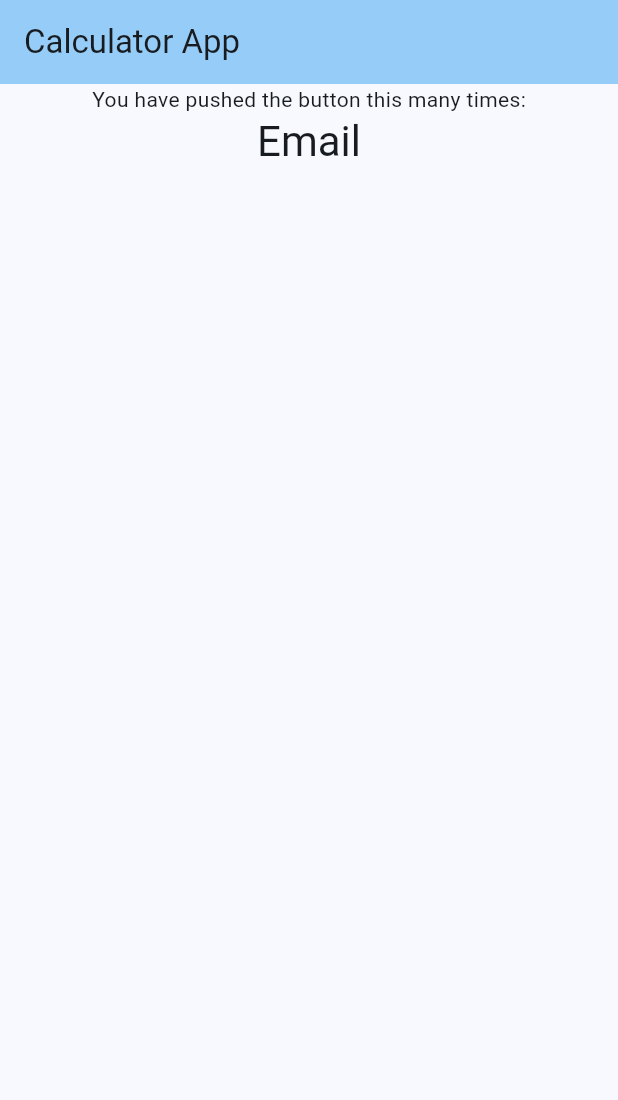
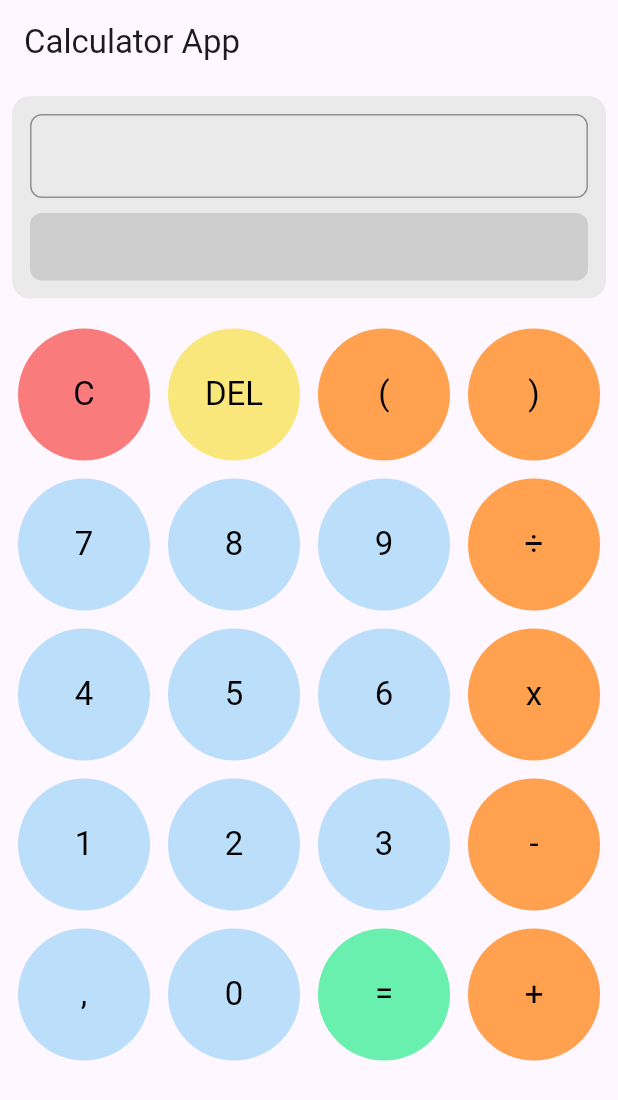
Before and after one commit to fakhriabdullah/calculator-apps-flutter, a Flutter app: the screen it shows after launch, on a phone screen of 412 x 824 dp. Shown: the top 1100 px of the screen. Run offline on Flutter 3.47's test engine with Material 2 defaults, Android fonts, the light colour scheme and no system bars; our stand-ins replace bloc, equatable, flutter_bloc, math_expressions.

Commit message:
view, feat and test calculator

```diff
--- /dev/null
+++ b/lib/cubit/calculate_state.dart
@@ -0,0 +1,19 @@
+part of 'calculate_cubit.dart';
+
+@immutable
+sealed class CalculateCubitState extends Equatable {}
+
+final class CalculateCubitInitial extends CalculateCubitState {
+  CalculateCubitInitial();
+
+  @override
+  List<Object?> get props => [];
+}
+
+final class CalculateCubitResult extends CalculateCubitState {
+  final String result;
+  CalculateCubitResult({required this.result});
+
+  @override
+  List<Object?> get props => [result];
+}
--- a/lib/main.dart
+++ b/lib/main.dart
@@ -1,4 +1,6 @@
+import 'package:calculator_apps/screen/my_home_page.dart';
 import 'package:flutter/material.dart';
+
 
 void main() {
   runApp(const MyApp());
@@ -13,46 +15,9 @@ class MyApp extends StatelessWidget {
     return MaterialApp(
       title: 'Calculator App',
       theme: ThemeData(
-        colorScheme: ColorScheme.fromSeed(seedColor: Colors.lightBlue),
         useMaterial3: true,
       ),
-      home: const MyHomePage(),
+      home: MyHomePage(),
     );
   }
 }
-
-class MyHomePage extends StatefulWidget {
-  const MyHomePage({super.key});
-
-  @override
-  State<MyHomePage> createState() => _MyHomePageState();
-}
-
-class _MyHomePageState extends State<MyHomePage> {
-  @override
-  Widget build(BuildContext context) {
-    return Scaffold(
-      appBar: AppBar(
-        backgroundColor: Theme.of(context).colorScheme.inversePrimary,
-        title: const Text('Calculator App'),
-      ),
-      body: Column(
-        children: <Widget>[
-          Container(
-            decoration: BoxDecoration(
-              borderRadius: BorderRadius.circular(12),
-              color: Theme.of(context).colorScheme.background,
-            ),
-          ),
-          const Text(
-            'You have pushed the button this many times:',
-          ),
-          Text(
-            'Email',
-            style: Theme.of(context).textTheme.headlineMedium,
-          ),
-        ],
-      ),
-    );
-  }
-}
--- /dev/null
+++ b/lib/screen/my_home_page.dart
@@ -0,0 +1,179 @@
+import 'package:calculator_apps/cubit/calculate_cubit.dart';
+import 'package:calculator_apps/widget/button_calculator.dart';
+import 'package:flutter/material.dart';
+import 'package:flutter_bloc/flutter_bloc.dart';
+
+class MyHomePage extends StatelessWidget {
+  MyHomePage({super.key});
+
+  final text = [
+    "C",
+    "DEL",
+    "(",
+    ")",
+    "7",
+    "8",
+    "9",
+    "÷",
+    "4",
+    "5",
+    "6",
+    "x",
+    "1",
+    "2",
+    "3",
+    "-",
+    ",",
+    "0",
+    "=",
+    "+",
+  ];
+
+  final TextEditingController controller = TextEditingController();
+
+  @override
+  Widget build(BuildContext context) {
+    return BlocProvider(
+      create: (context) => CalculateCubit(),
+      child: Scaffold(
+        appBar: AppBar(
+          title: const Text(
+            'Calculator App',
+          ),
+        ),
+        body: Column(
+          children: <Widget>[
+            Container(
+              margin: const EdgeInsets.all(8),
+              decoration: BoxDecoration(
+                borderRadius: BorderRadius.circular(12),
+                color: const Color.fromARGB(255, 234, 234, 234),
+              ),
+              padding: const EdgeInsets.all(12),
+              child: Column(
+                crossAxisAlignment: CrossAxisAlignment.start,
+                children: [
+                  TextFormField(
+                    controller: controller,
+                    enabled: false,
+                    textAlign: TextAlign.right,
+                    style: const TextStyle(color: Colors.black),
+                    decoration: InputDecoration(
+                      disabledBorder: OutlineInputBorder(
+                        borderRadius: BorderRadius.circular(8),
+                        borderSide: const BorderSide(color: Colors.black38),
+                      ),
+                    ),
+                  ),
+                  const SizedBox(height: 6),
+                  const SizedBox(height: 4),
+                  BlocBuilder<CalculateCubit, CalculateCubitState>(
+                      builder: (context, state) {
+                    return Container(
+                      width: double.maxFinite,
+                      decoration: BoxDecoration(
+                          color: Colors.black12,
+                          borderRadius: BorderRadius.circular(8)),
+                      padding: const EdgeInsets.symmetric(
+                          vertical: 12, horizontal: 16),
+                      child: Text(
+                        (state is CalculateCubitResult) ? state.result : "",
+                        textAlign: TextAlign.end,
+                        style: Theme.of(context).textTheme.labelLarge,
+                      ),
+                    );
+                  })
+                ],
+              ),
+            ),
+            Expanded(
+              child: Padding(
+                padding: const EdgeInsets.all(12),
+                child: BlocBuilder<CalculateCubit, CalculateCubitState>(
+                  builder: (context, state) {
+                    return GridView.builder(
+                        key: const Key("GridViewKey"),
+                        shrinkWrap: true,
+                        itemCount: text.length,
+                        gridDelegate:
+                            const SliverGridDelegateWithFixedCrossAxisCount(
+                                crossAxisCount: 4,
+                                childAspectRatio: 1,
+                                mainAxisSpacing: 12,
+                                crossAxisSpacing: 12),
+                        itemBuilder: (context, index) {
+                          Color color = Theme.of(context).primaryColorLight;
+                          if (index == 0) {
+                            color = const Color.fromARGB(255, 250, 123, 123);
+                          } else if (index == 1) {
+                            color = const Color.fromARGB(255, 250, 231, 123);
+                          } else if (index < 4 || (index + 1) % 4 == 0) {
+                            color = const Color.fromARGB(236, 255, 154, 65);
+                          } else if (index == 18) {
+                            color = Colors.greenAccent;
+                          }
+                          return ButtonCalculator(
+                            color: color,
+                            text: text[index],
+                            keyValue: "cal${text[index]}",
+                            onTap: () {
+                              if (index == 0) {
+                                controller.clear();
+                                context.read<CalculateCubit>().clearAll();
+                              } else if (index == 1) {
+                                if (controller.text.isNotEmpty) {
+                                  controller.text = controller.text
+                                      .substring(0, controller.text.length - 1);
+                                }
+                              } else if (index == 18) {
+                                context
+                                    .read<CalculateCubit>()
+                                    .calculate(controller.text);
+                              } else {
+                                //validate don't double symbol
+                                if (isInputDoubleSymbol(text[index])) {
+                                  //if double symbol replace last input to new inputed symbol
+                                  controller.text = controller.text
+                                      .substring(0, controller.text.length - 1);
+                                }
+                                controller.text += text[index];
+                              }
+                            },
+                          );
+                        });
+                  },
+                ),
+              ),
+            ),
+          ],
+        ),
+      ),
+    );
+  }
+
+  bool isInputDoubleSymbol(String text) {
+    var currentInput = controller.text;
+    if (currentInput.isEmpty) {
+      return false;
+    }
+    if (text == "(" || text == ")") {
+      return false;
+    }
+    //get current input to number
+    int? number = int.tryParse(text);
+    if (number != null) {
+      //if current input is number return false
+      return false;
+    } else {
+      //get last input
+      var lastInput = controller.text.substring(controller.text.length - 1);
+      int? number2 = int.tryParse(lastInput);
+      if (number2 != null) {
+        //if last input is number return false
+        return false;
+      } else {
+        return true;
+      }
+    }
+  }
+}
--- /dev/null
+++ b/lib/widget/button_calculator.dart
@@ -0,0 +1,39 @@
+import 'package:flutter/material.dart';
+
+class ButtonCalculator extends StatelessWidget {
+  final Color color;
+  final String text;
+  final VoidCallback onTap;
+  final String keyValue;
+  const ButtonCalculator(
+      {super.key,
+      required this.color,
+      required this.text,
+      required this.onTap,
+      required this.keyValue});
+
+  @override
+  Widget build(BuildContext context) {
+    return InkWell(
+      key: Key(keyValue),
+      onTap: onTap,
+      borderRadius: BorderRadius.circular(50),
+      child: Ink(
+        width: MediaQuery.of(context).size.width / 5,
+        height: MediaQuery.of(context).size.width / 5,
+        decoration: BoxDecoration(
+          borderRadius: BorderRadius.circular(50),
+          color: color,
+        ),
+        child: Center(
+          child: Text(
+            text,
+            style: Theme.of(context).textTheme.titleLarge?.copyWith(
+                  color: Colors.black,
+                ),
+          ),
+        ),
+      ),
+    );
+  }
+}
```
Also changed, not shown: lib/cubit/calculate_cubit.dart (added, +40 -0 lines), pubspec.yaml (+6 -1 lines), pubspec.lock, 5 other files.
